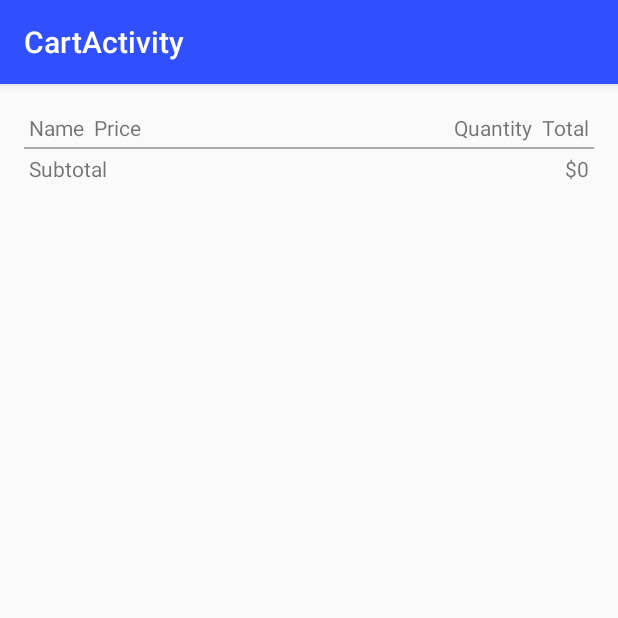
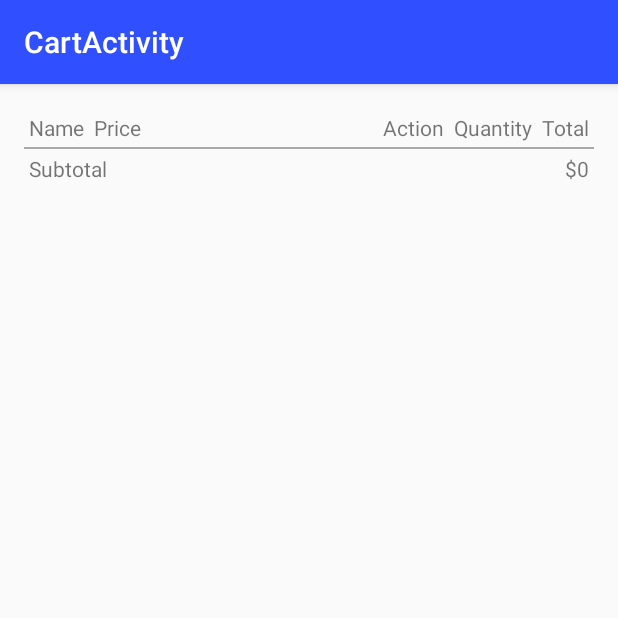
Before and after one commit to VietDucPhan/TopUpProjectFTP, an Android app: the CartActivity screen opened directly, with no data from a screen before it, on a phone screen of 412 x 824 dp, the top half of it. Run offline under Robolectric (Android 15) with nearby library versions, the phone set to English and light mode, and no system bars.

```diff
--- a/app/src/main/res/layout/cart_table.xml
+++ b/app/src/main/res/layout/cart_table.xml
@@ -16,6 +16,13 @@
     <TextView
         android:layout_width="wrap_content"
         android:layout_height="wrap_content"
+        android:text="Action"
+        android:id="@+id/deleteCartProduct"
+        android:padding="3dp"
+        />
+    <TextView
+        android:layout_width="wrap_content"
+        android:layout_height="wrap_content"
         android:text="Quantity"
         android:id="@+id/productQuantity"
         android:padding="3dp"
```
Also changed, not shown: app/src/main/java/com/ducvietphan/grocerystore/CartActivity.java (+32 -3 lines).
